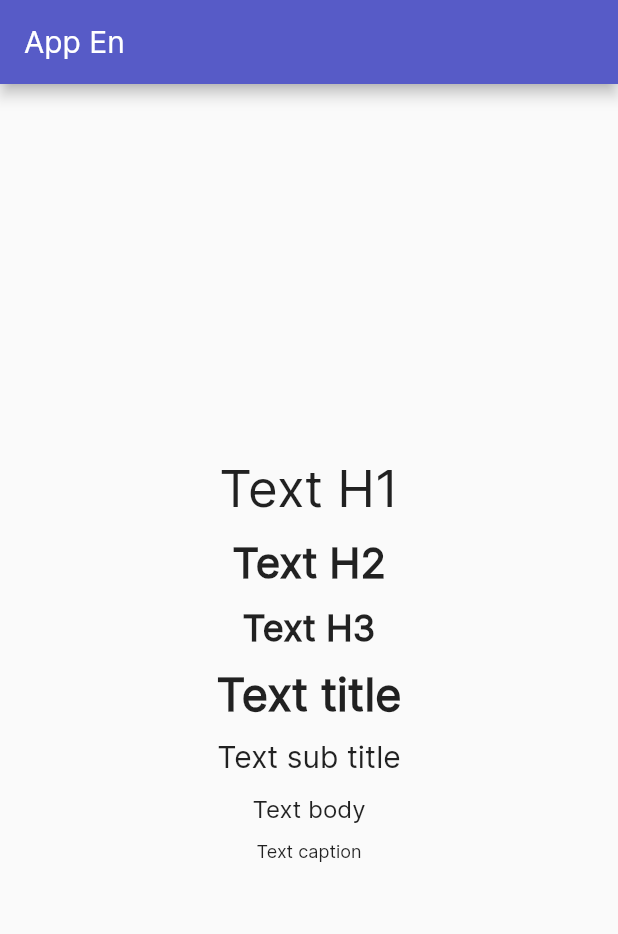
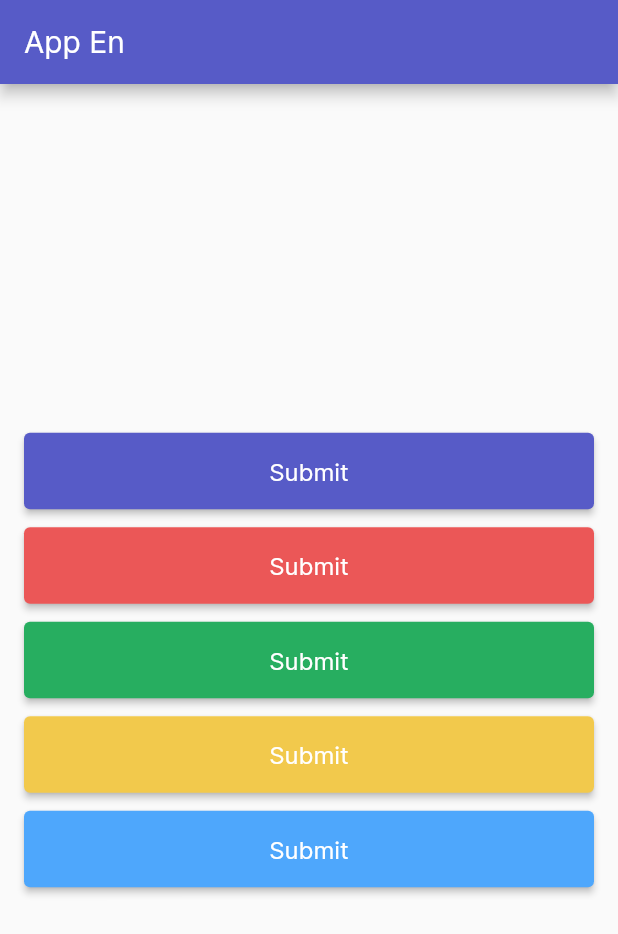
Before and after one commit to oussbad/delivery-App-, a Flutter app: the screen it shows after launch, on a phone screen of 412 x 824 dp. Shown: the top 934 px of the screen. Run offline on Flutter 3.47's test engine with Material 2 defaults, Android fonts, the phone set to English and light mode, and no system bars; our stand-ins replace device_preview, get; statements that could not run were skipped.

Commit message:
feat: create button widget

```diff
--- /dev/null
+++ b/lib/src/app/widgets/buttons/button_widget.dart
@@ -0,0 +1,32 @@
+import 'package:boxpend_flutter_android_app/src/app/themes/app_spacing.dart';
+import 'package:boxpend_flutter_android_app/src/app/widgets/utils/text_block_widget.dart';
+import 'package:flutter/material.dart';
+
+class ButtonWidget extends StatelessWidget {
+  const ButtonWidget({
+    super.key,
+    required this.label,
+    required this.onPressed,
+    this.backgroundColor,
+  });
+
+  final String label;
+  final VoidCallback onPressed;
+  final Color? backgroundColor;
+
+  @override
+  Widget build(BuildContext context) {
+    return ElevatedButton(
+      onPressed: onPressed,
+      style: ButtonStyle(
+        backgroundColor: MaterialStateProperty.all(backgroundColor),
+      ),
+      child: Container(
+        width: double.infinity,
+        alignment: Alignment.center,
+        padding: EdgeInsets.symmetric(vertical: AppSpacing.s_16),
+        child: TextBlocKWidget.body(label),
+      ),
+    );
+  }
+}
--- a/lib/src/presentation/template/pages/template_page.dart
+++ b/lib/src/presentation/template/pages/template_page.dart
@@ -1,4 +1,6 @@
 import 'package:boxpend_flutter_android_app/src/app/resources/strings_manager.dart';
+import 'package:boxpend_flutter_android_app/src/app/themes/app_palette.dart';
+import 'package:boxpend_flutter_android_app/src/app/widgets/buttons/button_widget.dart';
 import 'package:boxpend_flutter_android_app/src/app/widgets/utils/gap_widget.dart';
 import 'package:boxpend_flutter_android_app/src/app/widgets/utils/text_block_widget.dart';
 import 'package:boxpend_flutter_android_app/src/presentation/template/controllers/template_controller.dart';
@@ -15,23 +17,41 @@ class Template extends GetView<TemplateController> {
         title: Text(StringsManager.app.tr),
       ),
       body: Center(
+        child: Padding(
+          padding: const EdgeInsets.symmetric(horizontal: 16),
           child: Column(
             mainAxisAlignment: MainAxisAlignment.center,
             children: [
-            TextBlocKWidget.h1('Text H1'),
+              ButtonWidget(
+                label: 'Submit',
+                onPressed: () {},
+              ),
               GapWidget.spacing12(),
-            TextBlocKWidget.h2('Text H2'),
+              ButtonWidget(
+                label: 'Submit',
+                backgroundColor: AppPalette.danger,
+                onPressed: () {},
+              ),
               GapWidget.spacing12(),
-            TextBlocKWidget.h3('Text H3'),
+              ButtonWidget(
+                label: 'Submit',
+                backgroundColor: AppPalette.success,
+                onPressed: () {},
+              ),
               GapWidget.spacing12(),
-            TextBlocKWidget.title('Text title'),
+              ButtonWidget(
+                label: 'Submit',
+                backgroundColor: AppPalette.warning,
+                onPressed: () {},
+              ),
               GapWidget.spacing12(),
-            TextBlocKWidget.subTitlte('Text sub title'),
-            GapWidget.spacing12(),
-            TextBlocKWidget.body('Text body'),
-            GapWidget.spacing12(),
-            TextBlocKWidget.caption('Text caption'),
+              ButtonWidget(
+                label: 'Submit',
+                backgroundColor: AppPalette.info,
+                onPressed: () {},
+              ),
             ],
+          ),
         ),
       ),
     );
```
Lines whose indentation alone changed are shown as unchanged.
